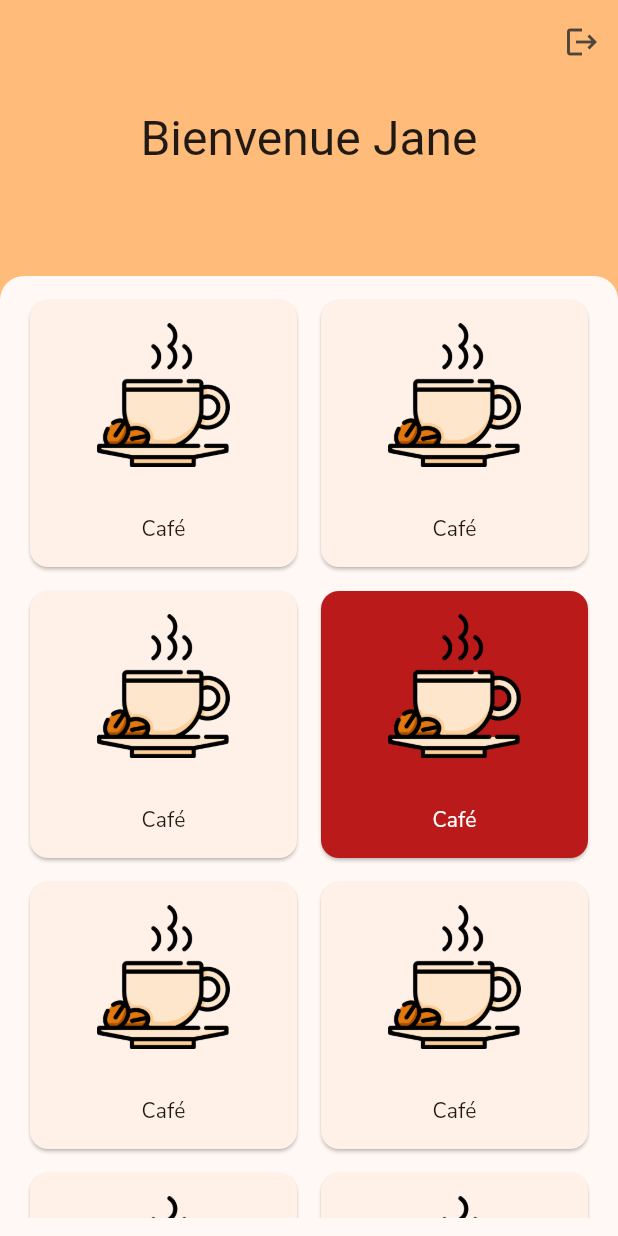
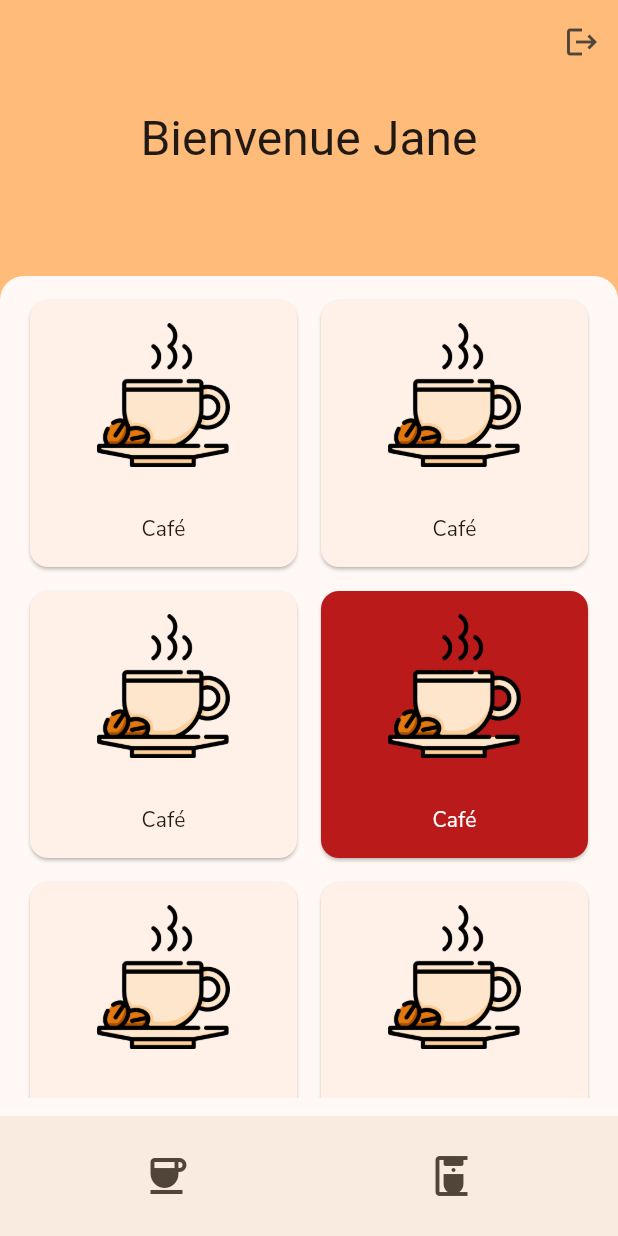
Before and after one commit to assanediouf18/Cupcare, a Flutter app: the screen it shows after launch, on a phone screen of 412 x 824 dp. Run offline on Flutter 3.47's test engine with Material 3 defaults, Android fonts, the phone set to English and light mode, and no system bars; our stand-ins replace google_fonts; Roboto replaces fonts that are missing (Overlock).

Commit message:
Page des produits complete - manque plus que barre de recherche

```diff
--- a/lib/Components/product_card.dart
+++ b/lib/Components/product_card.dart
@@ -1,7 +1,7 @@
 import 'package:flutter/material.dart';
 
 class ProductCard extends StatelessWidget {
-  final isAvailable;
+  final bool isAvailable;
 
   const ProductCard({super.key, this.isAvailable = true});
 
--- /dev/null
+++ b/lib/Components/scaffold_template.dart
@@ -0,0 +1,52 @@
+import 'package:cupcare/color_schemes.g.dart';
+import 'package:flutter/material.dart';
+
+class CupCareScaffoldTemplate extends StatelessWidget {
+  const CupCareScaffoldTemplate({
+    super.key,
+    required this.productGridView,
+    required this.bottomAppBar,
+  });
+
+  final Padding productGridView;
+  final BottomAppBar bottomAppBar;
+
+  @override
+  Widget build(BuildContext context) {
+    return Scaffold(
+      backgroundColor: baseMainColor,
+      appBar: AppBar(
+        actions: [IconButton(onPressed: () {}, icon: Icon(Icons.logout))],
+        backgroundColor: Colors.transparent,
+        surfaceTintColor: Colors.transparent,
+      ),
+      body: SafeArea(
+        child: Column(children: [
+          Center(
+            child: Padding(
+              padding: const EdgeInsets.only(top: 16, bottom: 72),
+              child: Text(
+                "Bienvenue Jane",
+                style: Theme.of(context).textTheme.headlineLarge,
+              ),
+            ),
+          ),
+          Expanded(
+            child: Stack(children: [
+              Container(
+                decoration: BoxDecoration(
+                  borderRadius:
+                      BorderRadius.vertical(top: Radius.circular(16.0)),
+                  color: Theme.of(context).colorScheme.background,
+                ),
+                child: productGridView,
+              ),
+              //PUT THE SEARCH BAR HERE
+            ]),
+          )
+        ]),
+      ),
+      bottomNavigationBar: bottomAppBar,
+    );
+  }
+}
--- a/lib/Screns/home_screen.dart
+++ b/lib/Screns/home_screen.dart
@@ -1,41 +1,58 @@
 import 'package:cupcare/Components/product_card.dart';
-import 'package:cupcare/color_schemes.g.dart';
+import 'package:cupcare/Components/scaffold_template.dart';
 import 'package:flutter/material.dart';
 
-class HomeScreen extends StatelessWidget {
+class HomeScreen extends StatefulWidget {
   const HomeScreen({super.key});
 
   @override
+  State<HomeScreen> createState() => _HomeScreenState();
+}
+
+class _HomeScreenState extends State<HomeScreen> {
+  bool showProductPage = true;
+
+  @override
   Widget build(BuildContext context) {
-    return Scaffold(
-      backgroundColor: baseMainColor,
-      appBar: AppBar(
-        actions: [IconButton(onPressed: () {}, icon: Icon(Icons.logout))],
-        backgroundColor: baseMainColor,
-      ),
-      body: SafeArea(
-        child: Column(children: [
-          Center(
-            child: Padding(
-              padding: const EdgeInsets.only(top: 16, bottom: 72),
-              child: Text(
-                "Bienvenue Jane",
-                style: Theme.of(context).textTheme.headlineLarge,
-              ),
-            ),
-          ),
-          Expanded(
-            child: Stack(children: [
-              Container(
-                decoration: BoxDecoration(
-                  borderRadius:
-                      BorderRadius.vertical(top: Radius.circular(16.0)),
-                  color: Theme.of(context).colorScheme.background,
-                ),
-              ),
-              Padding(
-                padding:
-                    const EdgeInsets.symmetric(vertical: 12, horizontal: 16),
+    var bottomAppBarIconSize = 32.0;
+    var productGridView = buildProductGridView();
+    var bottomAppBar = getBottomAppBar(bottomAppBarIconSize);
+    return CupCareScaffoldTemplate(
+        productGridView: productGridView, bottomAppBar: bottomAppBar);
+  }
+
+  BottomAppBar getBottomAppBar(double bottomAppBarIconSize) {
+    return BottomAppBar(
+        child: Row(
+      mainAxisAlignment: MainAxisAlignment.spaceAround,
+      children: [
+        IconButton(
+            onPressed: () {
+              setState(() {
+                showProductPage = true;
+              });
+            },
+            icon: Icon(
+              Icons.coffee,
+              size: bottomAppBarIconSize,
+            )),
+        IconButton(
+            onPressed: () {
+              setState(() {
+                showProductPage = false;
+              });
+            },
+            icon: Icon(
+              Icons.coffee_maker,
+              size: bottomAppBarIconSize,
+            ))
+      ],
+    ));
+  }
+
+  Padding buildProductGridView() {
+    return Padding(
+      padding: const EdgeInsets.symmetric(vertical: 12, horizontal: 16),
       child: GridView.count(
         crossAxisCount: 2,
         mainAxisSpacing: 8,
@@ -47,11 +64,6 @@ class HomeScreen extends StatelessWidget {
             )
         ],
       ),
-              ),
-            ]),
-          )
-        ]),
-      ),
     );
   }
 }
```
Lines whose indentation alone changed are shown as unchanged.
